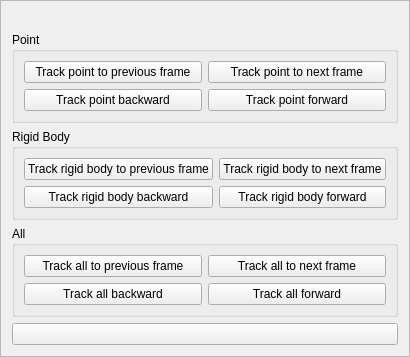
Old version of the form src/ui/ui-files/WizardDigitizationFrame.ui in the repository XROMMPackages/xmalab.
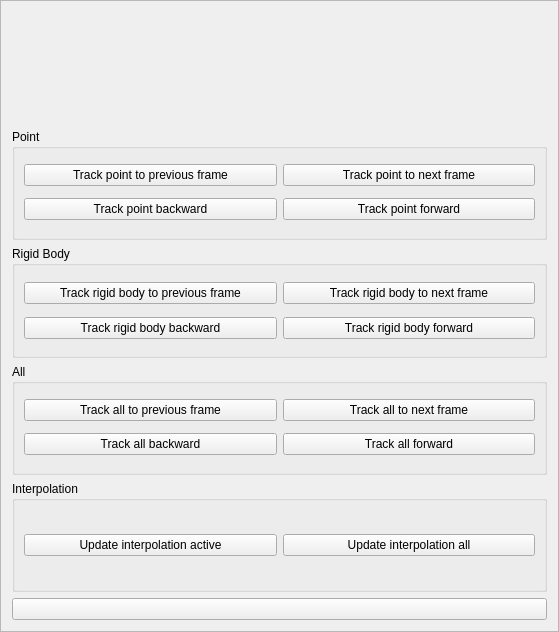
New version of the form.

Commit message: fixes #12 : Added interpolation - Removed polyfit optimization from detection methods - Reassigned markerstatus - Changed format to 0.2 - added delete for several dialogs which were not cleaned up - Fixed a bug in which the marker dialog was not assigned the correct marker id

```diff
--- a/src/ui/ui-files/WizardDigitizationFrame.ui
+++ b/src/ui/ui-files/WizardDigitizationFrame.ui
@@ -6,8 +6,8 @@
    <rect>
     <x>0</x>
     <y>0</y>
-    <width>369</width>
-    <height>335</height>
+    <width>559</width>
+    <height>632</height>
    </rect>
   </property>
   <property name="windowTitle">
@@ -20,6 +20,26 @@
    <enum>QFrame::Raised</enum>
   </property>
   <layout class="QGridLayout" name="gridLayout">
+   <item row="6" column="0" colspan="2">
+    <widget class="QPushButton" name="pushButton">
+     <property name="text">
+      <string/>
+     </property>
+    </widget>
+   </item>
+   <item row="0" column="0" colspan="2">
+    <widget class="QLabel" name="label">
+     <property name="text">
+      <string/>
+     </property>
+     <property name="alignment">
+      <set>Qt::AlignCenter</set>
+     </property>
+     <property name="wordWrap">
+      <bool>true</bool>
+     </property>
+    </widget>
+   </item>
    <item row="3" column="0" colspan="2">
     <widget class="QGroupBox" name="groupBox_RB">
      <property name="title">
@@ -172,23 +192,26 @@
     </widget>
    </item>
    <item row="5" column="0" colspan="2">
-    <widget class="QPushButton" name="pushButton">
-     <property name="text">
-      <string/>
+    <widget class="QGroupBox" name="groupBox_Interpolation">
+     <property name="title">
+      <string>Interpolation</string>
      </property>
-    </widget>
-   </item>
-   <item row="0" column="0" colspan="2">
-    <widget class="QLabel" name="label">
-     <property name="text">
-      <string/>
-     </property>
-     <property name="alignment">
-      <set>Qt::AlignCenter</set>
-     </property>
-     <property name="wordWrap">
-      <bool>true</bool>
-     </property>
+     <layout class="QGridLayout" name="gridLayout_6">
+      <item row="0" column="0">
+       <widget class="QPushButton" name="pushButton_InterpolateActive">
+        <property name="text">
+         <string>Update interpolation active</string>
+        </property>
+       </widget>
+      </item>
+      <item row="0" column="1">
+       <widget class="QPushButton" name="pushButton_InterpolateAll">
+        <property name="text">
+         <string>Update interpolation all</string>
+        </property>
+       </widget>
+      </item>
+     </layout>
     </widget>
    </item>
   </layout>
```
Left out of the diff: 152 changed lines with no effect on the pictures. The commit also changes 28 other files.
